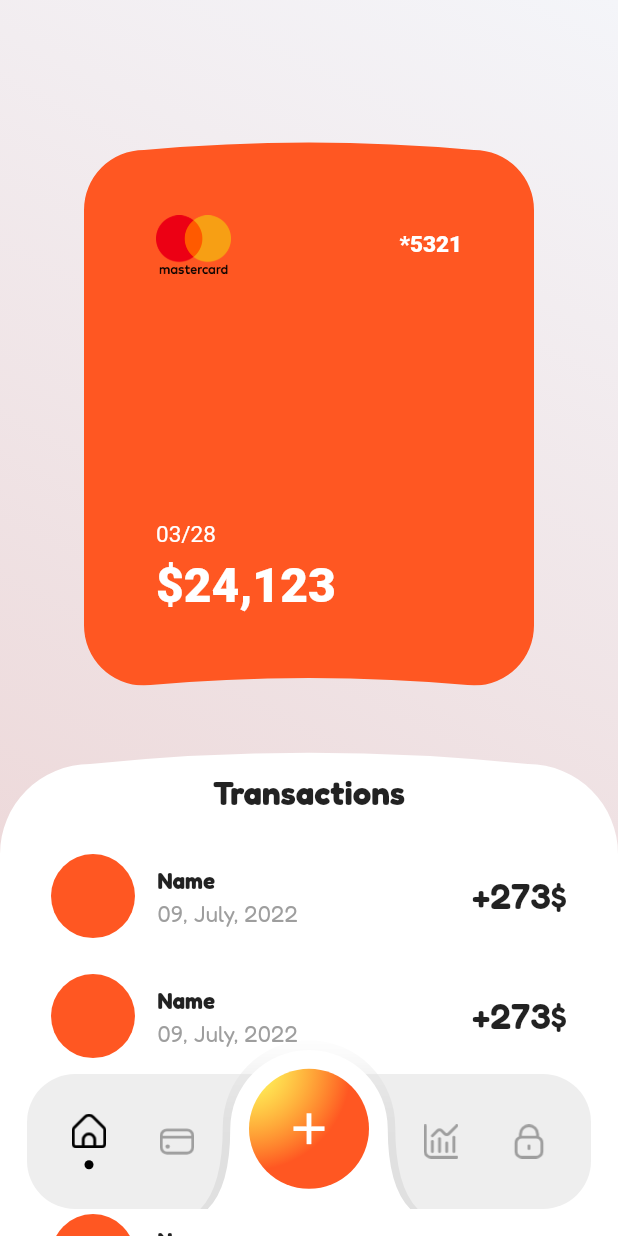
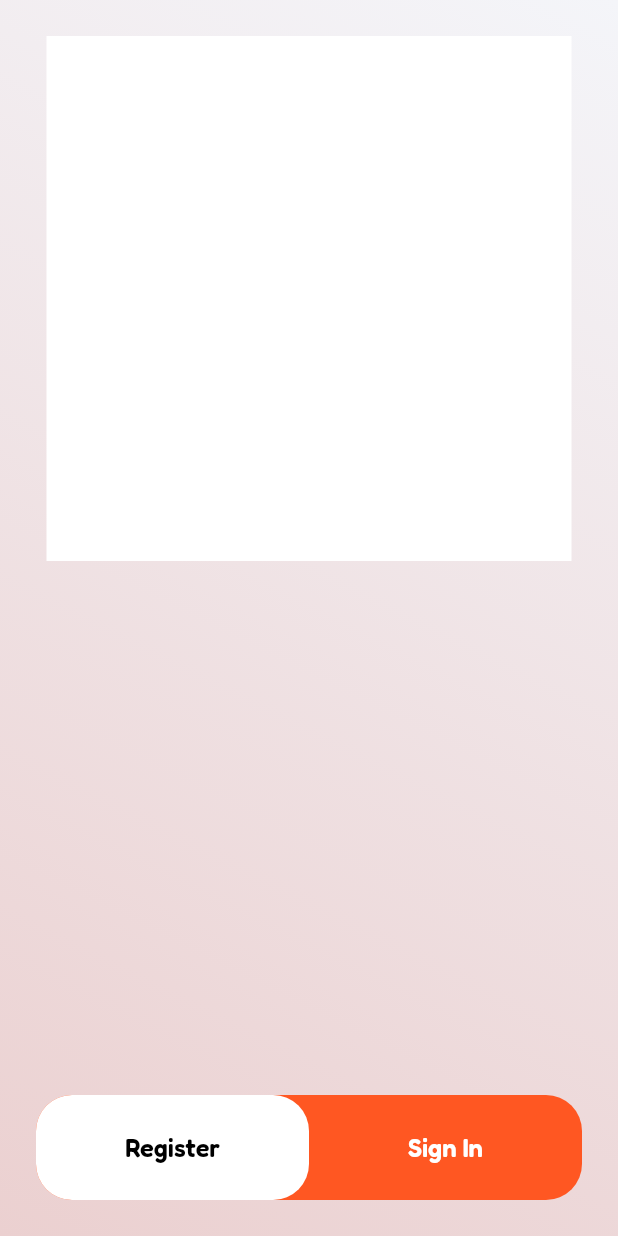
Before and after one commit to UncleVesemir/Graphql_banking_app, a Flutter app: the screen it shows after launch, on a phone screen of 412 x 824 dp. Run offline on Flutter 3.47's test engine with Material 2 defaults, Android fonts, the phone set to English and light mode, and no system bars; our stand-ins replace flutter_svg_provider, graphql_flutter, hexcolor.

Commit message:
Add GraphQL login, Data Models, Query and Mutation

```diff
--- /dev/null
+++ b/lib/src/data/models/user.dart
@@ -0,0 +1 @@
+class UserModel {}
--- /dev/null
+++ b/lib/src/domain/entities/card_types.dart
@@ -0,0 +1,5 @@
+enum CardTypes {
+  visa,
+  mastercard,
+  maestro,
+}
--- a/lib/src/internal/application.dart
+++ b/lib/src/internal/application.dart
@@ -1,4 +1,5 @@
 import 'package:banking/src/presentation/views/home.dart';
+import 'package:banking/src/presentation/views/login/login.dart';
 import 'package:flutter/material.dart';
 
 class Application extends StatelessWidget {
@@ -9,7 +10,7 @@ class Application extends StatelessWidget {
     return const MaterialApp(
       title: 'Banking',
       debugShowCheckedModeBanner: false,
-      home: Home(),
+      home: const LoginPage(),
     );
   }
 }
--- a/lib/src/presentation/styles.dart
+++ b/lib/src/presentation/styles.dart
@@ -23,15 +23,36 @@ class AppTextStyles {
     fontFamily: 'Fredoka Bold',
   );
 
-  static const TextStyle boldLowValue = TextStyle(
-    fontSize: 15,
-    fontFamily: 'Fredoka Bold',
+  static const TextStyle boldLowValueBlack = TextStyle(
+    fontSize: 17,
+    color: Colors.black,
+    fontFamily: 'Fredoka SemiBold',
+  );
+
+  static const TextStyle boldLowValueWhiteMedium = TextStyle(
+    fontSize: 17,
+    fontFamily: 'Fredoka SemiBold',
+    color: Colors.white,
   );
 
   static const TextStyle regularLowValueGrey = TextStyle(
     fontSize: 15,
     fontFamily: 'Fredoka',
     color: Colors.grey,
+  );
+
+  static const TextStyle signInGrey = TextStyle(
+    fontSize: 26,
+    // fontFamily: 'Fredoka SemiBold',
+    fontWeight: FontWeight.w600,
+    color: Colors.grey,
+  );
+
+  static const TextStyle signInBlack = TextStyle(
+    fontSize: 36,
+    // fontFamily: 'Fredoka SemiBold',
+    fontWeight: FontWeight.w600,
+    color: Colors.black,
   );
 
   static const TextStyle semiMediumValue = TextStyle(
@@ -42,7 +63,6 @@ class AppTextStyles {
 
   static const TextStyle boldLowValueWhite = TextStyle(
     fontSize: 15,
-    fontWeight: FontWeight.w800,
     // fontFamily: 'Fredoka Bold',
     color: Colors.white,
   );
--- /dev/null
+++ b/lib/src/presentation/views/login/login.dart
@@ -0,0 +1,86 @@
+import 'package:banking/src/presentation/styles.dart';
+import 'package:banking/src/presentation/views/login/sign_in.dart';
+import 'package:flutter/material.dart';
+
+class LoginPage extends StatefulWidget {
+  const LoginPage({Key? key}) : super(key: key);
+
+  @override
+  State<LoginPage> createState() => _LoginPageState();
+}
+
+class _LoginPageState extends State<LoginPage> {
+  Widget _buildBody() {
+    return Container(
+      // color: Colors.red,
+      decoration: AppColors.appBackgroundGradient,
+      child: SafeArea(
+        child: Padding(
+          padding: const EdgeInsets.all(24),
+          child: Column(
+            mainAxisAlignment: MainAxisAlignment.spaceBetween,
+            children: [
+              Container(
+                width: 350,
+                height: 350,
+                color: Colors.white,
+              ),
+              Container(),
+              Container(
+                width: double.infinity,
+                height: 70,
+                decoration: BoxDecoration(
+                  color: Colors.deepOrange,
+                  borderRadius: BorderRadius.circular(24),
+                ),
+                child: Row(
+                  children: [
+                    Flexible(
+                      flex: 2,
+                      child: Container(
+                        decoration: BoxDecoration(
+                          color: Colors.white,
+                          borderRadius: BorderRadius.circular(24),
+                        ),
+                        child: const Center(
+                          child: Text(
+                            'Register',
+                            style: AppTextStyles.boldLowValueBlack,
+                          ),
+                        ),
+                      ),
+                    ),
+                    Flexible(
+                      flex: 2,
+                      child: GestureDetector(
+                        onTap: () {
+                          Navigator.push(
+                              context,
+                              MaterialPageRoute(
+                                  builder: (BuildContext ctx) => SignInPage()));
+                        },
+                        child: const Center(
+                          child: Text(
+                            'Sign In',
+                            style: AppTextStyles.boldLowValueWhiteMedium,
+                          ),
+                        ),
+                      ),
+                    ),
+                  ],
+                ),
+              ),
+            ],
+          ),
+        ),
+      ),
+    );
+  }
+
+  @override
+  Widget build(BuildContext context) {
+    return Scaffold(
+      body: _buildBody(),
+    );
+  }
+}
--- a/lib/src/presentation/widgets/transaction_item.dart
+++ b/lib/src/presentation/widgets/transaction_item.dart
@@ -13,7 +13,7 @@ class TransactionItem extends StatelessWidget {
         children: [
           Row(
             children: [
-              CircleAvatar(
+              const CircleAvatar(
                 radius: 28,
                 backgroundColor: Colors.deepOrange,
               ),
@@ -21,7 +21,7 @@ class TransactionItem extends StatelessWidget {
               Column(
                 crossAxisAlignment: CrossAxisAlignment.start,
                 children: [
-                  Text('Name', style: AppTextStyles.boldLowValue),
+                  Text('Name', style: AppTextStyles.boldLowValueBlack),
                   const SizedBox(height: 4),
                   Text('09, July, 2022',
                       style: AppTextStyles.regularLowValueGrey),
--- a/pubspec.yaml
+++ b/pubspec.yaml
@@ -17,6 +17,7 @@ dependencies:
   hexcolor: ^2.0.6
 
   graphql_flutter: ^5.0.1
+  equatable: ^2.0.3
 
 
 
```
Also changed, not shown: lib/main.dart (+10 -1 lines), lib/src/data/network/graphql_provider.dart (added, +31 -0 lines), lib/src/data/network/query_mutation.dart (added, +66 -0 lines), lib/src/domain/entities/card.dart (added, +37 -0 lines), lib/src/domain/entities/history.dart (added, +29 -0 lines), lib/src/domain/entities/user.dart (added, +30 -0 lines), lib/src/presentation/views/login/sign_in.dart (added, +152 -0 lines), lib/src/presentation/views/login/register.dart (added), pubspec.lock, 1 other file.
